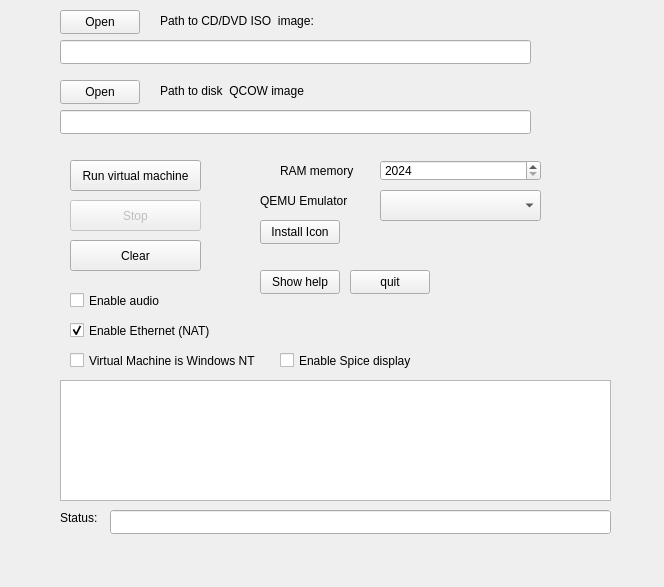
Old version of the form user_interface.ui in the repository caiorss/qemu-launcher-qt.
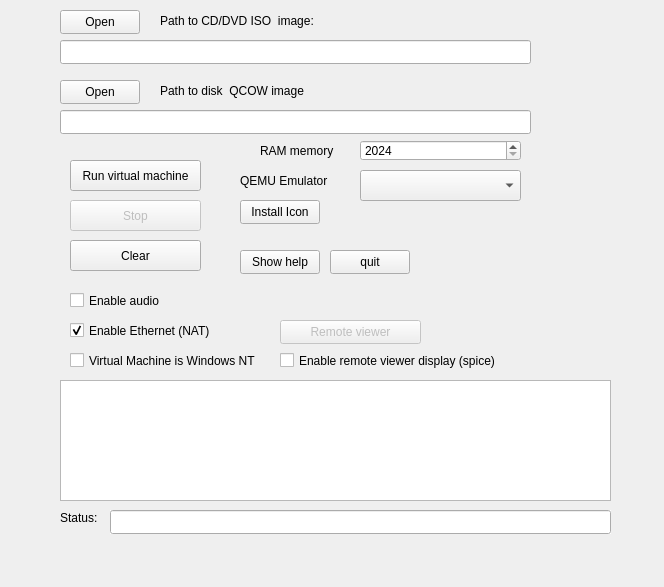
New version of the form.

Commit message: Update user interface add button and checkbox for remote-viewer.

```diff
--- a/user_interface.ui
+++ b/user_interface.ui
@@ -62,8 +62,8 @@
    <widget class="QSpinBox" name="spin_memory">
     <property name="geometry">
      <rect>
-      <x>380</x>
-      <y>160</y>
+      <x>360</x>
+      <y>140</y>
       <width>161</width>
       <height>21</height>
      </rect>
@@ -78,8 +78,8 @@
    <widget class="QLabel" name="label_2">
     <property name="geometry">
      <rect>
-      <x>280</x>
-      <y>160</y>
+      <x>260</x>
+      <y>140</y>
       <width>91</width>
       <height>21</height>
      </rect>
@@ -125,8 +125,8 @@
    <widget class="QPushButton" name="btn_quit_app">
     <property name="geometry">
      <rect>
-      <x>350</x>
-      <y>270</y>
+      <x>330</x>
+      <y>250</y>
       <width>80</width>
       <height>24</height>
      </rect>
@@ -138,8 +138,8 @@
    <widget class="QPushButton" name="btn_show_help">
     <property name="geometry">
      <rect>
-      <x>260</x>
-      <y>270</y>
+      <x>240</x>
+      <y>250</y>
       <width>80</width>
       <height>24</height>
      </rect>
@@ -199,8 +199,8 @@
    <widget class="QPushButton" name="btn_icon">
     <property name="geometry">
      <rect>
-      <x>260</x>
-      <y>220</y>
+      <x>240</x>
+      <y>200</y>
       <width>80</width>
       <height>24</height>
      </rect>
@@ -250,8 +250,8 @@
    <widget class="QComboBox" name="combobox_qemu">
     <property name="geometry">
      <rect>
-      <x>380</x>
-      <y>190</y>
+      <x>360</x>
+      <y>170</y>
       <width>161</width>
       <height>31</height>
      </rect>
@@ -286,8 +286,8 @@
    <widget class="QLabel" name="label_5">
     <property name="geometry">
      <rect>
-      <x>260</x>
-      <y>190</y>
+      <x>240</x>
+      <y>170</y>
       <width>111</width>
       <height>21</height>
      </rect>
@@ -352,17 +352,39 @@
      <rect>
       <x>280</x>
       <y>350</y>
-      <width>211</width>
+      <width>241</width>
       <height>21</height>
      </rect>
     </property>
     <property name="text">
-     <string>Enable Spice display</string>
+     <string>Enable remote viewer display (spice)</string>
     </property>
     <property name="checked">
      <bool>false</bool>
     </property>
    </widget>
+   <widget class="QPushButton" name="btn_remote_viewer">
+    <property name="enabled">
+     <bool>false</bool>
+    </property>
+    <property name="geometry">
+     <rect>
+      <x>280</x>
+      <y>320</y>
+      <width>141</width>
+      <height>24</height>
+     </rect>
+    </property>
+    <property name="toolTip">
+     <string>Access virtual machine using remote viewer (spice network protocol)</string>
+    </property>
+    <property name="whatsThis">
+     <string>Access virtual machine using remote viewer (spice network protocol). The checkbox spice must be enabled.</string>
+    </property>
+    <property name="text">
+     <string>Remote viewer</string>
+    </property>
+   </widget>
   </widget>
   <widget class="QMenuBar" name="menuBar">
    <property name="geometry">
```
Left out of the diff: 3 changed lines with no effect on the pictures.
